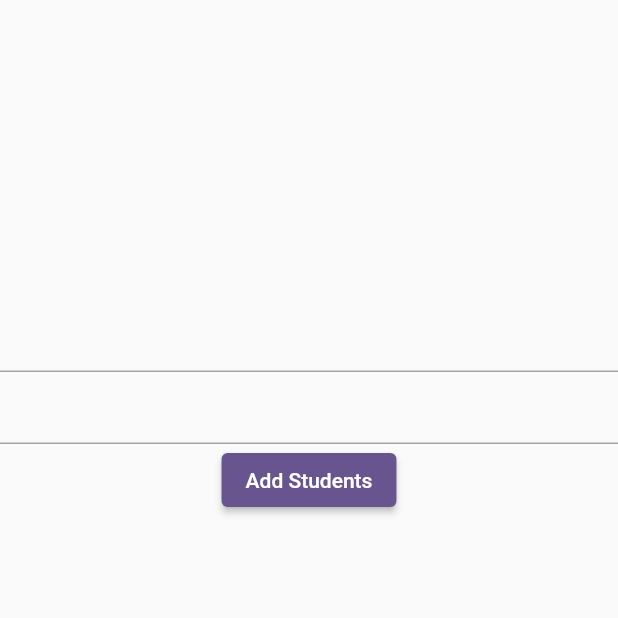
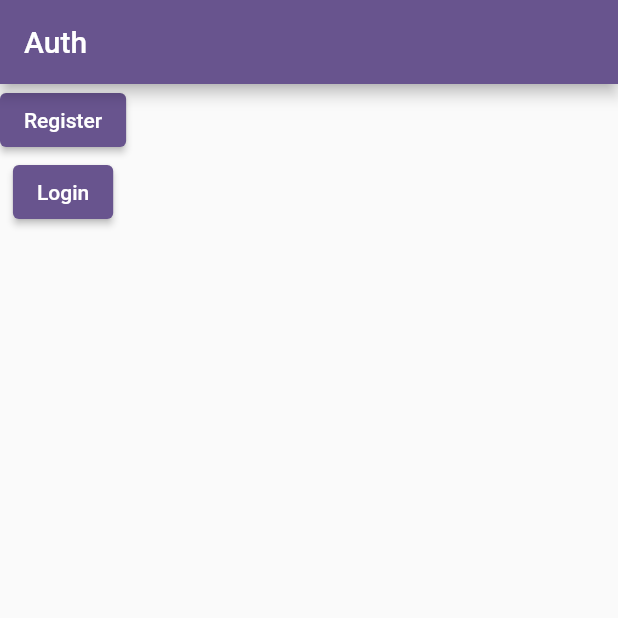
Before and after one commit to AnsarAli412/learn_firebase, a Flutter app: the screen it shows after launch, on a phone screen of 412 x 824 dp, the top half of it. Run offline on Flutter 3.47's test engine with Material 3 defaults, Android fonts, the phone set to English and light mode, and no system bars; our stand-ins replace cloud_firestore, firebase_auth, firebase_core, fluttertoast; accounts and stored records are empty.

Commit message:
add multiple

```diff
--- a/lib/main.dart
+++ b/lib/main.dart
@@ -4,6 +4,7 @@ import 'package:learn_firebase/firebase_options.dart';
 import 'package:learn_firebase/views/screens/auth/email/login_screen.dart';
 import 'package:learn_firebase/views/screens/auth/email/registration_screen.dart';
 import 'package:learn_firebase/views/screens/auth/phone/phone_auth_screen.dart';
+import 'package:learn_firebase/views/screens/email_password/register_screen.dart';
 import 'package:learn_firebase/views/screens/splash/splash_screen.dart';
 import 'package:learn_firebase/views/screens/students/students_screen.dart';
 
@@ -24,7 +25,7 @@ class MyApp extends StatelessWidget {
         colorScheme: ColorScheme.fromSeed(seedColor: Colors.deepPurple),
         useMaterial3: false,
       ),
-      home: StudentsScreen(),
+      home: RegisterScreen(),
     );
   }
 }
--- /dev/null
+++ b/lib/views/screens/email_password/register_screen.dart
@@ -0,0 +1,55 @@
+import 'package:cloud_firestore/cloud_firestore.dart';
+import 'package:flutter/material.dart';
+import 'package:fluttertoast/fluttertoast.dart';
+
+class RegisterScreen extends StatefulWidget {
+  const RegisterScreen({super.key});
+
+  @override
+  State<RegisterScreen> createState() => _RegisterScreenState();
+}
+
+class _RegisterScreenState extends State<RegisterScreen> {
+  @override
+  Widget build(BuildContext context) {
+    return Scaffold(
+      appBar: AppBar(title: Text("Auth"),),
+      body: Column(
+        children: [
+          ElevatedButton(onPressed: (){
+            registerUser();
+          }, child: Text("Register")),
+          ElevatedButton(onPressed: (){
+            loginUser();
+          }, child: Text("Login")),
+        ],
+      ),
+    );
+  }
+
+  registerUser()async{
+    var fireStore = FirebaseFirestore.instance;
+    var existUser = await fireStore.collection("users").where('email',isEqualTo: 'a@gmail.com').get();
+    if(existUser.docs.isNotEmpty){
+      Fluttertoast.showToast(msg: "Email already exist");
+    }else{
+       await fireStore.collection("users").add({
+        'email':"a@gmail.com",
+        "password":"123456"
+      });
+    }
+  }
+
+  loginUser()async{
+    var fireStore = FirebaseFirestore.instance;
+    var existUser = await fireStore.collection("users").where('email',isEqualTo: 'a@gmail.com').get();
+    if(existUser.docs.isNotEmpty){
+      var isValidUser = existUser.docs.firstWhere((user)=>user.data()['password'] == '123456').exists;
+      if(isValidUser){
+        Fluttertoast.showToast(msg: "Login successful");
+      }
+    }else{
+      Fluttertoast.showToast(msg: "Please register first!");
+    }
+  }
+}
```
